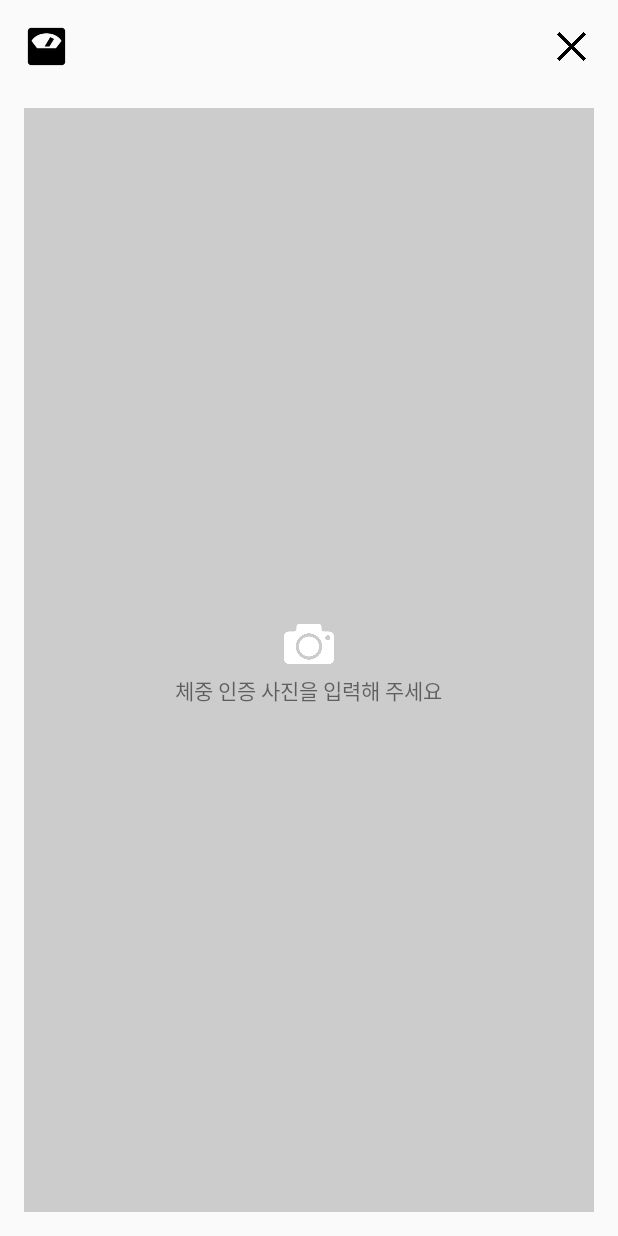
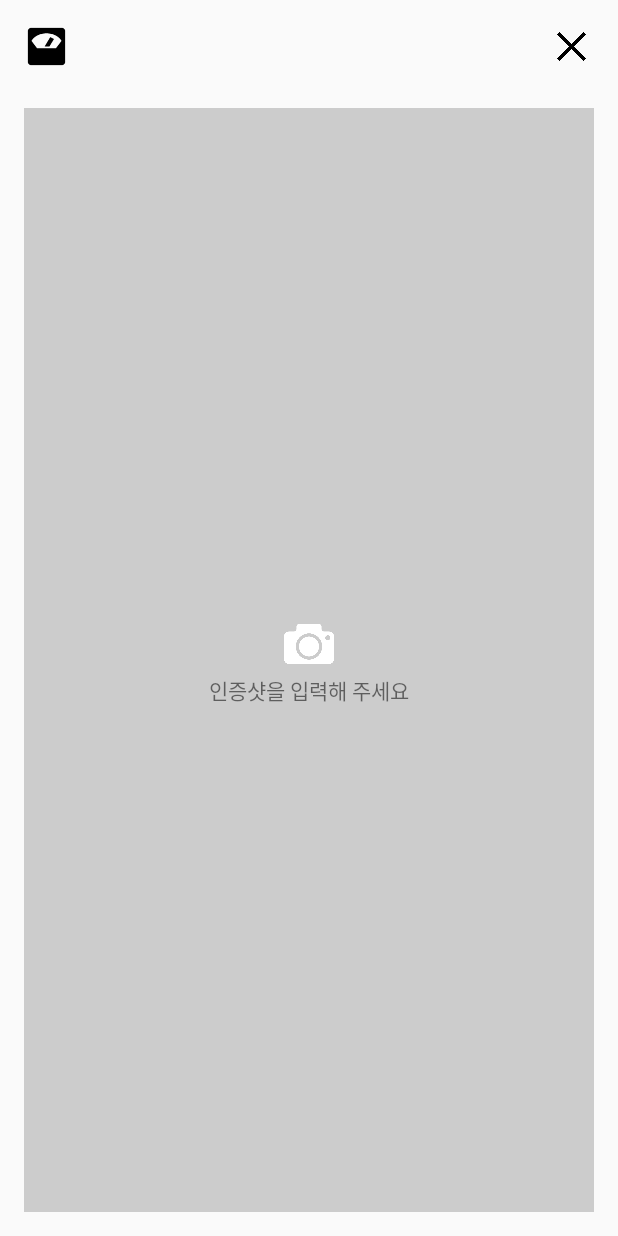
Before and after one commit to sodami/ExGroupV0.1, an Android app: the QuickWriteActivity screen opened directly, with no data from a screen before it, on a phone screen of 412 x 824 dp. Run offline under Robolectric (Android 15) with nearby library versions, the phone set to English and light mode, and no system bars; our stand-ins replace ButterKnife, Picasso; libraries missing offline, so code that uses them is left out: com.miguelbcr.ui, rx.android.schedulers, rx.schedulers; pictures from the network do not load.

Commit message:
0215 seulbee + 퀵메뉴

```diff
--- a/app/src/main/AndroidManifest.xml
+++ b/app/src/main/AndroidManifest.xml
@@ -112,7 +112,7 @@
             android:theme="@style/AppTheme.NoActionBar"
             android:windowSoftInputMode="adjustResize" />
         <activity
-            android:name=".ui.write.WriteWeightActivity"
+            android:name=".ui.write.QuickWriteActivity"
             android:theme="@style/AppTheme.NoActionBar"
             android:windowSoftInputMode="stateHidden" />
         <activity
--- a/app/src/main/java/com/google/slashb410/exgroup/ui/write/WriteWeightActivity.java
+++ b/app/src/main/java/com/google/slashb410/exgroup/ui/write/QuickWriteActivity.java
@@ -1,6 +1,7 @@
 package com.google.slashb410.exgroup.ui.write;
 
 import android.content.DialogInterface;
+import android.content.Intent;
 import android.os.Bundle;
 import android.os.Handler;
 import android.os.Message;
@@ -11,6 +12,7 @@ import android.widget.EditText;
 import android.widget.ImageView;
 import android.widget.LinearLayout;
 import android.widget.TextView;
+import android.widget.Toast;
 
 import com.google.slashb410.exgroup.R;
 import com.google.slashb410.exgroup.db.E;
@@ -25,17 +27,25 @@ import butterknife.OnClick;
 import rx.android.schedulers.AndroidSchedulers;
 import rx.schedulers.Schedulers;
 
-public class WriteWeightActivity extends AppCompatActivity {
+public class QuickWriteActivity extends AppCompatActivity {
     @BindView(R.id.cameraView)
     LinearLayout cameraView;
     @BindView(R.id.pictureThumbnail)
     ImageView pictureThumbnail;
     @BindView(R.id.pictureTitle)
     TextView pictureTitle;
-    @BindView(R.id.input_weight)
-    EditText inputWeight;
     @BindView(R.id.content_weight)
     EditText content;
+    @BindView(R.id.menu_icon)
+    ImageView menuIcon;
+    @BindView(R.id.summaryTxt)
+    TextView summaryTxt;
+    @BindView(R.id.summaryInput)
+    EditText summaryInput;
+    @BindView(R.id.summaryInput_weight)
+    EditText summaryInput_weight;
+    @BindView(R.id.kgTxt)
+    TextView kgTxt;
 
     String[] groupNames;
     boolean[] checkGroups;
@@ -44,9 +54,34 @@ public class WriteWeightActivity extends AppCompatActivity {
     @Override
     protected void onCreate(Bundle savedInstanceState) {
         super.onCreate(savedInstanceState);
-        setContentView(R.layout.activity_write_weight);
+        setContentView(R.layout.activity_quick_write);
         ButterKnife.bind(this);
 
+        // # 메뉴에 따라 레이아웃 구성
+        // [ menu type ] 0:에러 1:체중 2:운동 3:식단
+        Intent intent = getIntent();
+        int menu = intent.getIntExtra("menu", 0);
+
+        switch (menu){
+            case 0 :
+                Toast.makeText(this, "다시 시도해주세요.", Toast.LENGTH_SHORT).show();
+                break;
+            case 1 :
+                menuIcon.setImageResource(R.drawable.scale_black);
+                summaryInput.setVisibility(View.GONE);
+                summaryInput_weight.setVisibility(View.VISIBLE);
+                break;
+            case 2 :
+                menuIcon.setImageResource(R.drawable.exercise_black);
+                summaryTxt.setText("운동 한줄요약 : ");
+                kgTxt.setVisibility(View.GONE);
+                break;
+            case 3 :
+                menuIcon.setImageResource(R.drawable.meal_black);
+                summaryTxt.setText("식단 한줄요약 : ");
+                kgTxt.setVisibility(View.GONE);
+                break;
+        }
 
         int length = E.KEY.group_list.size();
 
@@ -168,7 +203,7 @@ public class WriteWeightActivity extends AppCompatActivity {
 
                 E.KEY.new_write.setNickName("이슬비");
                 E.KEY.new_write.setBoardType(0);
-                E.KEY.new_write.setSummary(inputWeight.getText().toString()+"kg");
+      //          E.KEY.new_write.setSummary(inputWeight.getText().toString()+"kg");
                 E.KEY.new_write.setContent(content.getText().toString());
                 E.KEY.new_write.setDateNTime(dateNTime);
 
@@ -180,19 +215,19 @@ public class WriteWeightActivity extends AppCompatActivity {
                     public void handleMessage(Message msg) {
                         if (msg.what == 0) {
 
-                            AlertDialog.Builder builder = new AlertDialog.Builder(WriteWeightActivity.this);
+                            AlertDialog.Builder builder = new AlertDialog.Builder(QuickWriteActivity.this);
                             builder.setTitle("업로드를 완료하였습니다!")
                                     .setPositiveButton("확인", new DialogInterface.OnClickListener() {
                                         @Override
                                         public void onClick(DialogInterface dialog, int which) {
-                                            WriteWeightActivity.this.finish();
+                                            QuickWriteActivity.this.finish();
                                         }
                                     }).show();
                         }
                     }
                 };
 
-                U.getInstance().onProgress(handler, WriteWeightActivity.this, "게시하는 중입니다.");
+                U.getInstance().onProgress(handler, QuickWriteActivity.this, "게시하는 중입니다.");
 
             }
         }).setNegativeButton("취소", new DialogInterface.OnClickListener() {
--- a/app/src/main/res/layout/activity_write_excercise.xml
+++ b/app/src/main/res/layout/activity_quick_write.xml
@@ -1,26 +1,28 @@
 <?xml version="1.0" encoding="utf-8"?>
 <RelativeLayout xmlns:android="http://schemas.android.com/apk/res/android"
+    xmlns:app="http://schemas.android.com/apk/res-auto"
     xmlns:tools="http://schemas.android.com/tools"
-    xmlns:app="http://schemas.android.com/apk/res-auto"
-    android:id="@+id/activity_excercise"
+    android:id="@+id/activity_write_weight"
     android:layout_width="match_parent"
     android:layout_height="match_parent"
     android:paddingBottom="@dimen/activity_vertical_margin"
     android:paddingLeft="@dimen/activity_horizontal_margin"
     android:paddingRight="@dimen/activity_horizontal_margin"
     android:paddingTop="@dimen/activity_vertical_margin"
-    tools:context="com.google.slashb410.exgroup.ui.write.WriteExcerciseActivity">
+    tools:context="com.google.slashb410.exgroup.ui.write.QuickWriteActivity">
 
     <ImageView
+        android:id="@+id/menu_icon"
         android:layout_width="30dp"
         android:layout_height="30dp"
-        app:srcCompat="@android:drawable/ic_menu_upload" />
+        android:src="@drawable/scale_black" />
 
     <ImageButton
+        android:id="@+id/cancelBtn"
         android:layout_width="30dp"
         android:layout_height="30dp"
         android:layout_alignParentEnd="true"
-        app:srcCompat="@android:drawable/ic_menu_close_clear_cancel" />
+        android:background="@drawable/cancel_black" />
 
     <LinearLayout
         android:layout_width="match_parent"
@@ -28,23 +30,37 @@
         android:orientation="vertical">
 
         <!--카메라 인증 강제 뷰-->
+
         <LinearLayout
+            android:id="@+id/cameraView"
             android:layout_width="match_parent"
             android:layout_height="match_parent"
-            android:background="#cccccc"
-            android:gravity="center"
             android:orientation="vertical"
-            android:visibility="gone">
+            android:visibility="visible">
 
-            <ImageView
-                android:layout_width="wrap_content"
-                android:layout_height="wrap_content"
-                app:srcCompat="@android:drawable/ic_menu_camera" />
+            <LinearLayout
+                android:layout_width="match_parent"
+                android:layout_height="56dp" />
+            <LinearLayout
+                android:orientation="vertical"
+                android:gravity="center"
+                android:layout_weight="1"
+                android:layout_width="match_parent"
+                android:layout_height="0dp"
+                android:background="#cccccc">
+
+            <ImageButton
+                android:onClick="onCamera"
+                android:id="@+id/cameraBtn"
+                android:layout_width="40dp"
+                android:layout_height="40dp"
+                android:background="@drawable/camera_white" />
 
             <TextView
                 android:layout_width="wrap_content"
                 android:layout_height="wrap_content"
-                android:text="@string/input_picture_exercise" />
+                android:text="@string/input_picture" />
+            </LinearLayout>
         </LinearLayout>
 
         <!--진짜 뷰-->
@@ -56,19 +72,26 @@
             android:orientation="horizontal">
 
             <ImageView
+                android:scaleType="centerCrop"
+                android:id="@+id/pictureThumbnail"
+                android:background="#888888"
                 android:layout_width="86dp"
                 android:layout_height="86dp"
                 android:layout_margin="4dp" />
 
             <TextView
+                android:id="@+id/pictureTitle"
+                android:layout_margin="@dimen/gmd_margin_default"
                 android:layout_width="0dp"
                 android:layout_height="wrap_content"
                 android:layout_weight="1"
                 android:text="사진 제목" />
 
             <ImageButton
-                android:layout_width="48dp"
-                android:layout_height="48dp"
+                android:id="@+id/pic_deleteBtn"
+                android:background="@drawable/delete_black"
+                android:layout_width="30dp"
+                android:layout_height="30dp"
                 android:layout_gravity="end|center_vertical"
                 android:layout_margin="4dp" />
         </LinearLayout>
@@ -76,27 +99,45 @@
         <LinearLayout
             android:layout_width="match_parent"
             android:layout_height="wrap_content"
-            android:layout_gravity="center_vertical"
+            android:gravity="center"
             android:orientation="horizontal">
 
             <TextView
+                android:id="@+id/summaryTxt"
                 android:layout_width="wrap_content"
                 android:layout_height="wrap_content"
                 android:layout_margin="4dp"
-                android:text="운동 한줄요약" />
-
+                android:text="체중 입력" />
             <EditText
-                android:layout_width="0dp"
+                android:id="@+id/summaryInput"
+                android:inputType="text"
+                android:layout_width="match_parent"
+                android:layout_height="wrap_content" />
+            <EditText
+                android:visibility="gone"
+                android:id="@+id/summaryInput_weight"
+                android:inputType="number"
+                android:layout_width="80dp"
+                android:layout_height="wrap_content" />
+            <TextView
+                android:id="@+id/kgTxt"
+                android:layout_width="wrap_content"
                 android:layout_height="wrap_content"
-                android:layout_weight="1" />
+                android:text="@string/weight_unit"/>
         </LinearLayout>
 
         <EditText
+            android:id="@+id/content_weight"
+            android:padding="4dp"
+            android:gravity="top"
+            android:hint="오늘은 어땠나요?"
+            android:background="#eeeeee"
             android:layout_width="match_parent"
             android:layout_height="0dp"
             android:layout_weight="1" />
 
         <TextView
+            android:id="@+id/uploadBtn"
             android:layout_width="wrap_content"
             android:layout_height="wrap_content"
             android:layout_gravity="end|bottom"
--- a/app/src/main/res/layout/activity_write_weight.xml
+++ /dev/null
@@ -1,140 +0,0 @@
-<?xml version="1.0" encoding="utf-8"?>
-<RelativeLayout xmlns:android="http://schemas.android.com/apk/res/android"
-    xmlns:app="http://schemas.android.com/apk/res-auto"
-    xmlns:tools="http://schemas.android.com/tools"
-    android:id="@+id/activity_write_weight"
-    android:layout_width="match_parent"
-    android:layout_height="match_parent"
-    android:paddingBottom="@dimen/activity_vertical_margin"
-    android:paddingLeft="@dimen/activity_horizontal_margin"
-    android:paddingRight="@dimen/activity_horizontal_margin"
-    android:paddingTop="@dimen/activity_vertical_margin"
-    tools:context="com.google.slashb410.exgroup.ui.write.WriteWeightActivity">
-
-    <ImageView
-        android:layout_width="30dp"
-        android:layout_height="30dp"
-        android:src="@drawable/scale_black" />
-
-    <ImageButton
-        android:id="@+id/cancelBtn"
-        android:layout_width="30dp"
-        android:layout_height="30dp"
-        android:layout_alignParentEnd="true"
-        android:background="@drawable/cancel_black" />
-
-    <LinearLayout
-        android:layout_width="match_parent"
-        android:layout_height="match_parent"
-        android:orientation="vertical">
-
-        <!--카메라 인증 강제 뷰-->
-
-        <LinearLayout
-            android:id="@+id/cameraView"
-            android:layout_width="match_parent"
-            android:layout_height="match_parent"
-            android:orientation="vertical"
-            android:visibility="visible">
-
-            <LinearLayout
-                android:layout_width="match_parent"
-                android:layout_height="56dp" />
-            <LinearLayout
-                android:orientation="vertical"
-                android:gravity="center"
-                android:layout_weight="1"
-                android:layout_width="match_parent"
-                android:layout_height="0dp"
-                android:background="#cccccc">
-
-            <ImageButton
-                android:onClick="onCamera"
-                android:id="@+id/cameraBtn"
-                android:layout_width="40dp"
-                android:layout_height="40dp"
-                android:background="@drawable/camera_white" />
-
-            <TextView
-                android:layout_width="wrap_content"
-                android:layout_height="wrap_content"
-                android:text="@string/input_picture_weight" />
-            </LinearLayout>
-        </LinearLayout>
-
-        <!--진짜 뷰-->
-        <LinearLayout
-            android:layout_width="match_parent"
-            android:layout_height="90dp"
-            android:layout_marginTop="56dp"
-            android:gravity="center_vertical"
-            android:orientation="horizontal">
-
-            <ImageView
-                android:scaleType="centerCrop"
-                android:id="@+id/pictureThumbnail"
-                android:background="#888888"
-                android:layout_width="86dp"
-                android:layout_height="86dp"
-                android:layout_margin="4dp" />
-
-            <TextView
-                android:id="@+id/pictureTitle"
-                android:layout_margin="@dimen/gmd_margin_default"
-                android:layout_width="0dp"
-                android:layout_height="wrap_content"
-                android:layout_weight="1"
-                android:text="사진 제목" />
-
-            <ImageButton
-                android:id="@+id/pic_deleteBtn"
-                android:background="@drawable/delete_black"
-                android:layout_width="30dp"
-                android:layout_height="30dp"
-                android:layout_gravity="end|center_vertical"
-                android:layout_margin="4dp" />
-        </LinearLayout>
-
-        <LinearLayout
-            android:layout_width="match_parent"
-            android:layout_height="wrap_content"
-            android:gravity="center"
-            android:orientation="horizontal">
-
-            <TextView
-                android:layout_width="wrap_content"
-                android:layout_height="wrap_content"
-                android:layout_margin="4dp"
-                android:text="체중 입력" />
-
-            <EditText
-                android:id="@+id/input_weight"
-                android:inputType="number"
-                android:layout_width="80dp"
-                android:layout_height="wrap_content" />
-            <TextView
-                android:layout_width="wrap_content"
-                android:layout_height="wrap_content"
-                android:text="@string/weight_unit"/>
-        </LinearLayout>
-
-        <EditText
-            android:id="@+id/content_weight"
-            android:padding="4dp"
-            android:gravity="top"
-            android:hint="오늘은 어땠나요?"
-            android:background="#eeeeee"
-            android:layout_width="match_parent"
-            android:layout_height="0dp"
-            android:layout_weight="1" />
-
-        <TextView
-            android:id="@+id/uploadBtn"
-            android:layout_width="wrap_content"
-            android:layout_height="wrap_content"
-            android:layout_gravity="end|bottom"
-            android:layout_margin="@dimen/gmd_margin_default"
-            android:text="UPLOAD"
-            android:textSize="@dimen/text_default" />
-    </LinearLayout>
-</RelativeLayout>
--- a/app/src/main/res/values/colors.xml
+++ b/app/src/main/res/values/colors.xml
@@ -3,7 +3,6 @@
     <color name="colorPrimary">#05212c</color>
     <color name="colorPrimaryDark">#283b42</color>
     <color name="colorAccent">#eb9c9f</color>
-
 
     <!--컨셉 컬러-->
     <color name="universeBlack">#05212c</color>
--- a/app/src/main/res/values/strings.xml
+++ b/app/src/main/res/values/strings.xml
@@ -39,15 +39,13 @@
     <string name="group_img">그룹 이미지 설정</string>
     <string name="weigh_start">시작 체중 인증하기</string>
     <string name="input_weight">체중 입력</string>
-    <string name="title_activity_home2_acrivity">Home2Acrivity</string>
 
     <string name="navigation_drawer_open">Open navigation drawer</string>
     <string name="navigation_drawer_close">Close navigation drawer</string>
 
     <string name="action_settings">Settings</string>
 
-    <string name="input_picture_exercise">운동 인증샷을 첨부해 주세요.</string>
-    <string name="input_picture_weight">체중 인증 사진을 입력해 주세요</string>
+    <string name="input_picture">인증샷을 입력해 주세요</string>
     <string name="weight_today">오늘의 체중 :</string>
     <string name="waiting_info">초대자 가입대기중</string>
     <string name="beforeAuth_info">인증전</string>
```
Also changed, not shown: app/src/main/java/com/google/slashb410/exgroup/ui/Home2Activity.java (+12 -11 lines), app/src/main/java/com/google/slashb410/exgroup/ui/write/WriteExcerciseActivity.java (deleted, +0 -15 lines), app/src/main/java/com/google/slashb410/exgroup/ui/write/WriteMealActivity.java (deleted, +0 -15 lines), app/src/main/res/layout/activity_write_meal.xml (deleted, +0 -107 lines).
